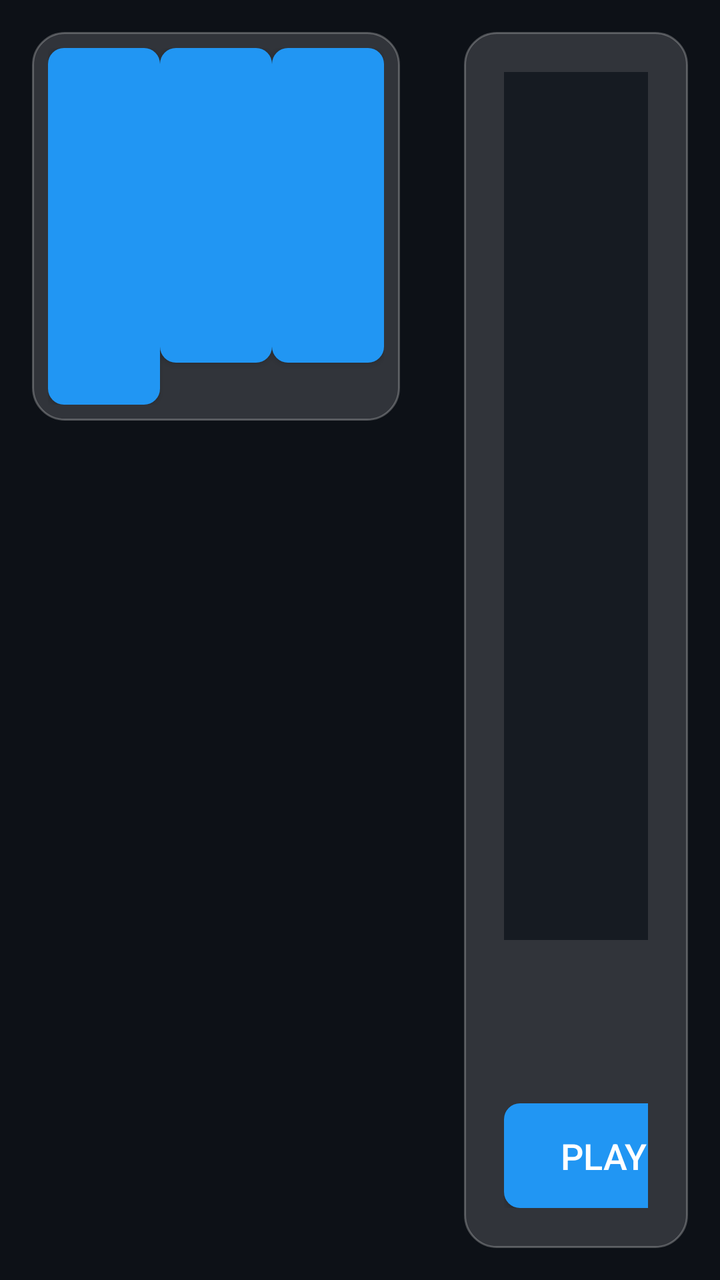
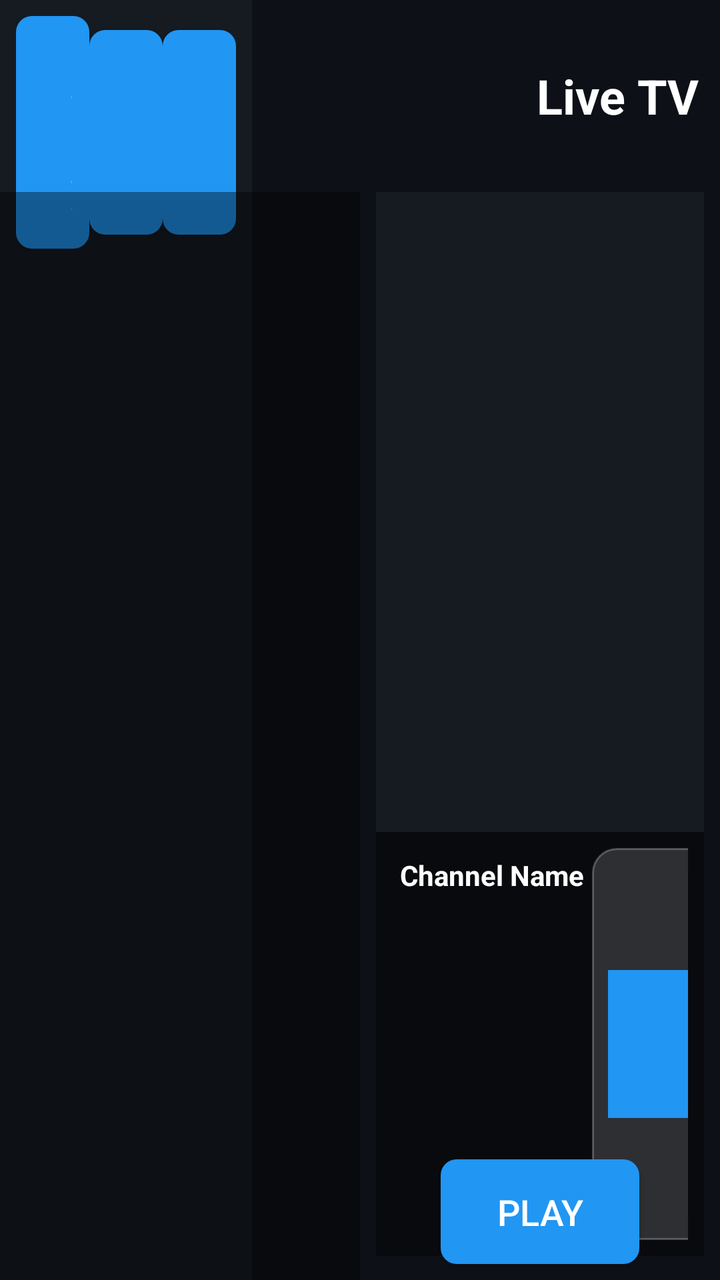

An Android layout rendered at two revisions. The XML below is the earlier revision; the diff shows what the commit changed to produce the second picture.
<!-- AndroidManifest.xml: application theme AppTheme -->
<!-- res/layout/activity_main.xml -->
<?xml version="1.0" encoding="utf-8"?>
<LinearLayout xmlns:android="http://schemas.android.com/apk/res/android"
    android:layout_width="match_parent"
    android:layout_height="match_parent"
    android:orientation="horizontal"
    android:background="@color/dark_background"
    android:focusable="true"
    android:focusableInTouchMode="true">

    
    <LinearLayout
        android:layout_width="0dp"
        android:layout_height="match_parent"
        android:layout_weight="1.2"
        android:orientation="vertical"
        android:padding="16dp">

        
        <LinearLayout
            android:layout_width="match_parent"
            android:layout_height="wrap_content"
            android:orientation="horizontal"
            android:background="@drawable/glassmorphism_background"
            android:padding="8dp"
            android:layout_marginBottom="16dp">

            <Button
                android:id="@+id/liveTvTab"
                style="@style/PrimaryButton"
                android:layout_width="0dp"
                android:layout_height="wrap_content"
                android:layout_weight="1"
                android:text="@string/live_tv"
                android:nextFocusRight="@id/moviesTab"
                android:nextFocusDown="@id/categoriesRecyclerView" />

            <Button
                android:id="@+id/moviesTab"
                style="@style/PrimaryButton"
                android:layout_width="0dp"
                android:layout_height="wrap_content"
                android:layout_weight="1"
                android:text="@string/movies"
                android:nextFocusLeft="@id/liveTvTab"
                android:nextFocusRight="@id/seriesTab"
                android:nextFocusDown="@id/categoriesRecyclerView" />

            <Button
                android:id="@+id/seriesTab"
                style="@style/PrimaryButton"
                android:layout_width="0dp"
                android:layout_height="wrap_content"
                android:layout_weight="1"
                android:text="@string/series"
                android:nextFocusLeft="@id/moviesTab"
                android:nextFocusDown="@id/categoriesRecyclerView" />
        </LinearLayout>

        
        <androidx.recyclerview.widget.RecyclerView
            android:id="@+id/categoriesRecyclerView"
            android:layout_width="match_parent"
            android:layout_height="72dp"
            android:layout_marginBottom="12dp"
            android:clipToPadding="false"
            android:paddingStart="8dp"
            android:paddingEnd="8dp"
            android:nextFocusUp="@id/liveTvTab"
            android:nextFocusDown="@id/channelsRecyclerView" />

        
        <androidx.recyclerview.widget.RecyclerView
            android:id="@+id/channelsRecyclerView"
            android:layout_width="match_parent"
            android:layout_height="0dp"
            android:layout_weight="1"
            android:clipToPadding="false"
            android:paddingTop="8dp"
            android:paddingBottom="8dp"
            android:nextFocusUp="@id/categoriesRecyclerView" />

    </LinearLayout>

    
    <FrameLayout
        android:layout_width="0dp"
        android:layout_height="match_parent"
        android:layout_weight="0.8"
        android:padding="16dp">

        <LinearLayout
            android:layout_width="match_parent"
            android:layout_height="match_parent"
            android:orientation="vertical"
            android:background="@drawable/glassmorphism_background"
            android:padding="20dp">

            
            <ImageView
                android:id="@+id/previewImage"
                android:layout_width="match_parent"
                android:layout_height="0dp"
                android:layout_weight="1"
                android:scaleType="centerCrop"
                android:background="@color/card_background"
                android:contentDescription="@string/app_name" />

            
            <TextView
                android:id="@+id/previewTitle"
                android:layout_width="match_parent"
                android:layout_height="wrap_content"
                android:layout_marginTop="12dp"
                android:textColor="@color/text_primary"
                android:textSize="22sp"
                android:textStyle="bold"
                android:maxLines="2"
                android:ellipsize="end" />

            
            <TextView
                android:id="@+id/previewInfo"
                android:layout_width="match_parent"
                android:layout_height="wrap_content"
                android:layout_marginTop="6dp"
                android:textColor="@color/text_secondary"
                android:textSize="15sp"
                android:maxLines="3"
                android:ellipsize="end" />

            
            <LinearLayout
                android:layout_width="match_parent"
                android:layout_height="wrap_content"
                android:orientation="horizontal"
                android:layout_marginTop="14dp">

                <Button
                    android:id="@+id/playButton"
                    style="@style/PrimaryButton"
                    android:layout_width="0dp"
                    android:layout_height="wrap_content"
                    android:layout_weight="1"
                    android:text="@string/play"
                    android:nextFocusRight="@id/favoriteButton" />

                <Button
                    android:id="@+id/favoriteButton"
                    style="@style/PrimaryButton"
                    android:layout_width="wrap_content"
                    android:layout_height="wrap_content"
                    android:text="❤"
                    android:nextFocusLeft="@id/playButton" />
            </LinearLayout>

        </LinearLayout>

        
        <ProgressBar
            android:id="@+id/loadingProgress"
            android:layout_width="48dp"
            android:layout_height="48dp"
            android:layout_gravity="center"
            android:indeterminateTint="@color/accent_blue"
            android:visibility="gone" />

    </FrameLayout>

</LinearLayout>
<!-- resources referenced by this layout -->
<resources>
  <color name="accent_blue">#64B5F6</color>
  <color name="card_background">#161B22</color>
  <color name="dark_background">#0D1117</color>
  <color name="text_primary">#FFFFFF</color>
  <color name="text_secondary">#B0B0B0</color>
  <!-- drawable glassmorphism_background (drawable) -->
  <?xml version="1.0" encoding="utf-8"?>
  <shape xmlns:android="http://schemas.android.com/apk/res/android"
      android:shape="rectangle">
      <solid android:color="@color/glassmorphism_background" />
      <stroke
          android:width="1dp"
          android:color="@color/glassmorphism_stroke" />
      <corners android:radius="16dp" />
  </shape>
  <string name="app_name">Alaa IPTV</string>
  <string name="live_tv">Live TV</string>
  <string name="movies">Movies</string>
  <string name="play">Play</string>
  <string name="series">Series</string>
  <style name="PrimaryButton" parent="Widget.AppCompat.Button">
          <item name="android:background">@drawable/button_background</item>
          <item name="android:textColor">@color/text_primary</item>
          <item name="android:textSize">18sp</item>
          <item name="android:paddingStart">28dp</item>
          <item name="android:paddingEnd">28dp</item>
          <item name="android:paddingTop">14dp</item>
          <item name="android:paddingBottom">14dp</item>
  
          
          <item name="android:focusable">true</item>
          <item name="android:focusableInTouchMode">true</item>
          <item name="android:foreground">?attr/selectableItemBackground</item>
      </style>
  <style name="AppTheme" parent="Theme.AppCompat.NoActionBar">
          
          <item name="colorPrimary">@color/primary_blue</item>
          <item name="colorPrimaryDark">@color/dark_background</item>
          <item name="colorAccent">@color/accent_blue</item>
  
          
          <item name="android:windowBackground">@color/dark_background</item>
          <item name="android:colorBackground">@color/dark_background</item>
  
          
          <item name="android:textColorPrimary">@color/text_primary</item>
          <item name="android:textColorSecondary">@color/text_secondary</item>
  
          
          <item name="android:windowDrawsSystemBarBackgrounds">true</item>
      </style>
  <color name="glassmorphism_background">#26FFFFFF</color>
  <color name="glassmorphism_stroke">#40FFFFFF</color>
  <color name="primary_blue">#2196F3</color>
  <color name="dark_blue">#1976D2</color>
  <!-- unchanged entries left out for length: 1 -->
</resources>

<!-- the commit's change to res/layout/activity_main.xml (unified diff, before → after) -->
@@ -1,169 +1,303 @@
 <?xml version="1.0" encoding="utf-8"?>
-<LinearLayout xmlns:android="http://schemas.android.com/apk/res/android"
+<androidx.constraintlayout.widget.ConstraintLayout 
+    xmlns:android="http://schemas.android.com/apk/res/android"
+    xmlns:app="http://schemas.android.com/apk/res-auto"
+    android:id="@+id/main_layout"
+    android:background="@color/dark_background"
     android:layout_width="match_parent"
     android:layout_height="match_parent"
-    android:orientation="horizontal"
-    android:background="@color/dark_background"
-    android:focusable="true"
-    android:focusableInTouchMode="true">
+    android:animateLayoutChanges="false">
+
+    
+    <ImageView
+        android:id="@+id/backButton"
+        android:layout_width="40dp"
+        android:layout_height="0dp"
+        android:layout_margin="8dp"
+        android:padding="8dp"
+        android:background="@drawable/channel_item_background"
+        android:focusable="true"
+        android:clickable="true"
+        android:src="@drawable/app_banner"
+        android:scaleType="fitCenter"
+        android:contentDescription="@string/app_name"
+        app:layout_constraintBottom_toTopOf="@+id/h_guideline1"
+        app:layout_constraintDimensionRatio="1:1"
+        app:layout_constraintStart_toStartOf="parent"
+        app:layout_constraintTop_toTopOf="parent"/>
+
+    
+    <TextView
+        android:id="@+id/categoryTitle"
+        android:layout_width="0dp"
+        android:layout_height="0dp"
+        android:layout_marginStart="12dp"
+        android:layout_marginEnd="12dp"
+        android:gravity="center"
+        android:textColor="@color/text_primary"
+        android:textSize="18sp"
+        android:textStyle="bold"
+        app:layout_constraintBottom_toBottomOf="@+id/backButton"
+        app:layout_constraintEnd_toStartOf="@+id/moduleTitle"
+        app:layout_constraintStart_toEndOf="@+id/backButton"
+        app:layout_constraintTop_toTopOf="@+id/backButton"/>
+
+    
+    <TextView
+        android:id="@+id/moduleTitle"
+        android:layout_width="wrap_content"
+        android:layout_height="0dp"
+        android:gravity="center"
+        android:text="@string/live_tv"
+        android:textColor="@color/text_primary"
+        android:textSize="24sp"
+        android:textStyle="bold"
+        app:layout_constraintBottom_toBottomOf="@+id/h_guideline1"
+        app:layout_constraintEnd_toEndOf="@+id/v_guideline3"
+        app:layout_constraintTop_toTopOf="parent"/>
+
+    
+    <View
+        android:id="@+id/categoriesSectionBackground"
+        android:layout_width="0dp"
+        android:layout_height="0dp"
+        android:background="@color/card_background"
+        app:layout_constraintBottom_toBottomOf="parent"
+        app:layout_constraintEnd_toEndOf="@+id/v_guideline1"
+        app:layout_constraintStart_toStartOf="parent"
+        app:layout_constraintTop_toTopOf="parent"/>
 
     
     <LinearLayout
-        android:layout_width="0dp"
-        android:layout_height="match_parent"
-        android:layout_weight="1.2"
+        android:id="@+id/tabsLayout"
+        android:layout_width="0dp"
+        android:layout_height="wrap_content"
+        android:orientation="horizontal"
+        android:padding="8dp"
+        android:gravity="center"
+        app:layout_constraintEnd_toEndOf="@+id/v_guideline1"
+        app:layout_constraintStart_toStartOf="parent"
+        app:layout_constraintTop_toTopOf="parent">
+
+        <Button
+            android:id="@+id/liveTvTab"
+            style="@style/PrimaryButton"
+            android:layout_width="0dp"
+            android:layout_height="wrap_content"
+            android:layout_weight="1"
+            android:text="@string/live_tv"
+            android:textSize="12sp"
+            android:padding="8dp"
+            android:nextFocusRight="@id/moviesTab"
+            android:nextFocusDown="@id/categoriesRecyclerView"/>
+
+        <Button
+            android:id="@+id/moviesTab"
+            style="@style/PrimaryButton"
+            android:layout_width="0dp"
+            android:layout_height="wrap_content"
+            android:layout_weight="1"
+            android:text="@string/movies"
+            android:textSize="12sp"
+            android:padding="8dp"
+            android:nextFocusLeft="@id/liveTvTab"
+            android:nextFocusRight="@id/seriesTab"
+            android:nextFocusDown="@id/categoriesRecyclerView"/>
+
+        <Button
+            android:id="@+id/seriesTab"
+            style="@style/PrimaryButton"
+            android:layout_width="0dp"
+            android:layout_height="wrap_content"
+            android:layout_weight="1"
+            android:text="@string/series"
+            android:textSize="12sp"
+            android:padding="8dp"
+            android:nextFocusLeft="@id/moviesTab"
+            android:nextFocusDown="@id/categoriesRecyclerView"/>
+    </LinearLayout>
+
+    
+    <androidx.recyclerview.widget.RecyclerView
+        android:id="@+id/categoriesRecyclerView"
+        android:layout_width="0dp"
+        android:layout_height="0dp"
+        android:focusable="true"
+        android:nextFocusLeft="@id/categoriesRecyclerView"
+        android:nextFocusRight="@id/channelsRecyclerView"
+        android:nextFocusUp="@id/liveTvTab"
+        android:nextFocusDown="@id/categoriesRecyclerView"
+        app:layout_constraintBottom_toBottomOf="parent"
+        app:layout_constraintEnd_toStartOf="@+id/v_guideline1"
+        app:layout_constraintStart_toStartOf="parent"
+        app:layout_constraintTop_toBottomOf="@+id/h_guideline1"/>
+
+    
+    <androidx.recyclerview.widget.RecyclerView
+        android:id="@+id/channelsRecyclerView"
+        android:layout_width="0dp"
+        android:layout_height="0dp"
+        android:background="#66000000"
+        android:paddingStart="4dp"
+        android:paddingEnd="4dp"
+        android:nextFocusLeft="@id/categoriesRecyclerView"
+        android:nextFocusRight="@id/playButton"
+        android:nextFocusUp="@id/backButton"
+        android:nextFocusDown="@id/channelsRecyclerView"
+        app:layout_constraintBottom_toBottomOf="parent"
+        app:layout_constraintEnd_toStartOf="@+id/v_guideline2"
+        app:layout_constraintStart_toStartOf="parent"
+        app:layout_constraintTop_toBottomOf="@+id/h_guideline1"/>
+
+    
+    <ImageView
+        android:id="@+id/previewImage"
+        android:layout_width="0dp"
+        android:layout_height="0dp"
+        android:layout_marginStart="8dp"
+        android:layout_marginEnd="8dp"
+        android:scaleType="centerCrop"
+        android:background="@color/card_background"
+        android:contentDescription="@string/app_name"
+        app:layout_constraintBottom_toTopOf="@+id/channelNameLayout"
+        app:layout_constraintEnd_toEndOf="parent"
+        app:layout_constraintStart_toEndOf="@+id/channelsRecyclerView"
+        app:layout_constraintTop_toBottomOf="@+id/moduleTitle"/>
+
+    
+    <LinearLayout
+        android:id="@+id/channelNameLayout"
+        android:layout_width="0dp"
+        android:layout_height="wrap_content"
+        android:orientation="horizontal"
+        android:background="#66000000"
+        android:padding="8dp"
+        android:layout_marginStart="8dp"
+        android:layout_marginEnd="8dp"
+        app:layout_constraintEnd_toEndOf="parent"
+        app:layout_constraintStart_toEndOf="@+id/channelsRecyclerView"
+        app:layout_constraintTop_toBottomOf="@+id/h_guideline2">
+
+        <TextView
+            android:id="@+id/previewTitle"
+            android:layout_width="0dp"
+            android:layout_height="wrap_content"
+            android:layout_weight="1"
+            android:padding="4dp"
+            android:text="Channel Name"
+            android:textColor="@color/text_primary"
+            android:textSize="14sp"
+            android:textStyle="bold"/>
+
+        <ImageView
+            android:id="@+id/favoriteButton"
+            android:layout_width="wrap_content"
+            android:layout_height="wrap_content"
+            android:layout_gravity="center_vertical"
+            android:background="@drawable/channel_item_background"
+            android:padding="8dp"
+            android:focusable="true"
+            android:clickable="true"
+            android:src="@drawable/app_banner"
+            android:contentDescription="@string/app_name"
+            android:nextFocusLeft="@id/channelsRecyclerView"
+            android:nextFocusRight="@id/favoriteButton"
+            android:nextFocusUp="@id/backButton"
+            android:nextFocusDown="@id/favoriteButton"/>
+    </LinearLayout>
+
+    
+    <TextView
+        android:id="@+id/epgInfoTitle"
+        android:layout_width="0dp"
+        android:layout_height="wrap_content"
+        android:paddingTop="8dp"
+        android:paddingBottom="4dp"
+        android:paddingStart="8dp"
+        android:paddingEnd="8dp"
+        android:lines="1"
+        android:textColor="@color/text_primary"
+        android:textSize="12sp"
+        android:textStyle="bold"
+        app:layout_constraintEnd_toEndOf="@+id/v_guideline3"
+        app:layout_constraintStart_toEndOf="@+id/channelsRecyclerView"
+        app:layout_constraintTop_toBottomOf="@+id/channelNameLayout"/>
+
+    
+    <TextView
+        android:id="@+id/previewInfo"
+        android:layout_width="0dp"
+        android:layout_height="0dp"
+        android:paddingStart="8dp"
+        android:paddingEnd="8dp"
+        android:paddingBottom="4dp"
+        android:textColor="@color/text_secondary"
+        android:textSize="11sp"
+        app:layout_constraintBottom_toTopOf="@+id/playButton"
+        app:layout_constraintEnd_toEndOf="@+id/v_guideline3"
+        app:layout_constraintStart_toEndOf="@+id/channelsRecyclerView"
+        app:layout_constraintTop_toBottomOf="@+id/epgInfoTitle"/>
+
+    
+    <Button
+        android:id="@+id/playButton"
+        style="@style/PrimaryButton"
+        android:layout_width="wrap_content"
+        android:layout_height="wrap_content"
+        android:layout_margin="8dp"
+        android:text="@string/play"
+        android:nextFocusLeft="@id/channelsRecyclerView"
+        app:layout_constraintBottom_toBottomOf="parent"
+        app:layout_constraintEnd_toEndOf="parent"
+        app:layout_constraintStart_toEndOf="@+id/channelsRecyclerView"/>
+
+    
+    <ProgressBar
+        android:id="@+id/loadingProgress"
+        android:layout_width="48dp"
+        android:layout_height="48dp"
+        android:layout_gravity="center"
+        android:indeterminateTint="@color/accent_blue"
+        android:visibility="gone"
+        app:layout_constraintBottom_toBottomOf="parent"
+        app:layout_constraintEnd_toEndOf="parent"
+        app:layout_constraintStart_toStartOf="parent"
+        app:layout_constraintTop_toTopOf="parent"/>
+
+    
+    <androidx.constraintlayout.widget.Guideline
+        android:id="@+id/h_guideline1"
+        android:layout_width="wrap_content"
+        android:layout_height="wrap_content"
+        android:orientation="horizontal"
+        app:layout_constraintGuide_percent="0.15"/>
+
+    <androidx.constraintlayout.widget.Guideline
+        android:id="@+id/h_guideline2"
+        android:layout_width="wrap_content"
+        android:layout_height="wrap_content"
+        android:orientation="horizontal"
+        app:layout_constraintGuide_percent="0.65"/>
+
+    <androidx.constraintlayout.widget.Guideline
+        android:id="@+id/v_guideline1"
+        android:layout_width="wrap_content"
+        android:layout_height="wrap_content"
         android:orientation="vertical"
-        android:padding="16dp">
-
-        
-        <LinearLayout
-            android:layout_width="match_parent"
-            android:layout_height="wrap_content"
-            android:orientation="horizontal"
-            android:background="@drawable/glassmorphism_background"
-            android:padding="8dp"
-            android:layout_marginBottom="16dp">
-
-            <Button
-                android:id="@+id/liveTvTab"
-                style="@style/PrimaryButton"
-                android:layout_width="0dp"
-                android:layout_height="wrap_content"
-                android:layout_weight="1"
-                android:text="@string/live_tv"
-                android:nextFocusRight="@id/moviesTab"
-                android:nextFocusDown="@id/categoriesRecyclerView" />
-
-            <Button
-                android:id="@+id/moviesTab"
-                style="@style/PrimaryButton"
-                android:layout_width="0dp"
-                android:layout_height="wrap_content"
-                android:layout_weight="1"
-                android:text="@string/movies"
-                android:nextFocusLeft="@id/liveTvTab"
-                android:nextFocusRight="@id/seriesTab"
-                android:nextFocusDown="@id/categoriesRecyclerView" />
-
-            <Button
-                android:id="@+id/seriesTab"
-                style="@style/PrimaryButton"
-                android:layout_width="0dp"
-                android:layout_height="wrap_content"
-                android:layout_weight="1"
-                android:text="@string/series"
-                android:nextFocusLeft="@id/moviesTab"
-                android:nextFocusDown="@id/categoriesRecyclerView" />
-        </LinearLayout>
-
-        
-        <androidx.recyclerview.widget.RecyclerView
-            android:id="@+id/categoriesRecyclerView"
-            android:layout_width="match_parent"
-            android:layout_height="72dp"
-            android:layout_marginBottom="12dp"
-            android:clipToPadding="false"
-            android:paddingStart="8dp"
-            android:paddingEnd="8dp"
-            android:nextFocusUp="@id/liveTvTab"
-            android:nextFocusDown="@id/channelsRecyclerView" />
-
-        
-        <androidx.recyclerview.widget.RecyclerView
-            android:id="@+id/channelsRecyclerView"
-            android:layout_width="match_parent"
-            android:layout_height="0dp"
-            android:layout_weight="1"
-            android:clipToPadding="false"
-            android:paddingTop="8dp"
-            android:paddingBottom="8dp"
-            android:nextFocusUp="@id/categoriesRecyclerView" />
-
-    </LinearLayout>
-
-    
-    <FrameLayout
-        android:layout_width="0dp"
-        android:layout_height="match_parent"
-        android:layout_weight="0.8"
-        android:padding="16dp">
-
-        <LinearLayout
-            android:layout_width="match_parent"
-            android:layout_height="match_parent"
-            android:orientation="vertical"
-            android:background="@drawable/glassmorphism_background"
-            android:padding="20dp">
-
-            
-            <ImageView
-                android:id="@+id/previewImage"
-                android:layout_width="match_parent"
-                android:layout_height="0dp"
-                android:layout_weight="1"
-                android:scaleType="centerCrop"
-                android:background="@color/card_background"
-                android:contentDescription="@string/app_name" />
-
-            
-            <TextView
-                android:id="@+id/previewTitle"
-                android:layout_width="match_parent"
-                android:layout_height="wrap_content"
-                android:layout_marginTop="12dp"
-                android:textColor="@color/text_primary"
-                android:textSize="22sp"
-                android:textStyle="bold"
-                android:maxLines="2"
-                android:ellipsize="end" />
-
-            
-            <TextView
-                android:id="@+id/previewInfo"
-                android:layout_width="match_parent"
-                android:layout_height="wrap_content"
-                android:layout_marginTop="6dp"
-                android:textColor="@color/text_secondary"
-                android:textSize="15sp"
-                android:maxLines="3"
-                android:ellipsize="end" />
-
-            
-            <LinearLayout
-                android:layout_width="match_parent"
-                android:layout_height="wrap_content"
-                android:orientation="horizontal"
-                android:layout_marginTop="14dp">
-
-                <Button
-                    android:id="@+id/playButton"
-                    style="@style/PrimaryButton"
-                    android:layout_width="0dp"
-                    android:layout_height="wrap_content"
-                    android:layout_weight="1"
-                    android:text="@string/play"
-                    android:nextFocusRight="@id/favoriteButton" />
-
-                <Button
-                    android:id="@+id/favoriteButton"
-                    style="@style/PrimaryButton"
-                    android:layout_width="wrap_content"
-                    android:layout_height="wrap_content"
-                    android:text="❤"
-                    android:nextFocusLeft="@id/playButton" />
-            </LinearLayout>
-
-        </LinearLayout>
-
-        
-        <ProgressBar
-            android:id="@+id/loadingProgress"
-            android:layout_width="48dp"
-            android:layout_height="48dp"
-            android:layout_gravity="center"
-            android:indeterminateTint="@color/accent_blue"
-            android:visibility="gone" />
-
-    </FrameLayout>
-
-</LinearLayout>
+        app:layout_constraintGuide_percent="0.35"/>
+
+    <androidx.constraintlayout.widget.Guideline
+        android:id="@+id/v_guideline2"
+        android:layout_width="wrap_content"
+        android:layout_height="wrap_content"
+        android:orientation="vertical"
+        app:layout_constraintGuide_percent="0.50"/>
+
+    <androidx.constraintlayout.widget.Guideline
+        android:id="@+id/v_guideline3"
+        android:layout_width="wrap_content"
+        android:layout_height="wrap_content"
+        android:orientation="vertical"
+        app:layout_constraintGuide_percent="0.97"/>
+
+</androidx.constraintlayout.widget.ConstraintLayout>
<!-- resource entries referenced after the edit -->
@@ -5,16 +5,43 @@
   <color name="dark_background">#0D1117</color>
   <color name="text_primary">#FFFFFF</color>
   <color name="text_secondary">#B0B0B0</color>
-  <!-- drawable glassmorphism_background (drawable) -->
+  <!-- drawable app_banner (drawable) -->
+  <vector xmlns:android="http://schemas.android.com/apk/res/android"
+      android:width="320dp"
+      android:height="180dp"
+      android:viewportWidth="320"
+      android:viewportHeight="180">
+      <path
+          android:fillColor="@color/primary_blue"
+          android:pathData="M0,0h320v180h-320z"/>
+      <path
+          android:fillColor="#FFFFFF"
+          android:pathData="M160,70 L160,110 M140,90 L180,90"
+          android:strokeWidth="4"
+          android:strokeColor="#FFFFFF"/>
+  </vector>
+  <!-- drawable channel_item_background (drawable) -->
   <?xml version="1.0" encoding="utf-8"?>
-  <shape xmlns:android="http://schemas.android.com/apk/res/android"
-      android:shape="rectangle">
-      <solid android:color="@color/glassmorphism_background" />
-      <stroke
-          android:width="1dp"
-          android:color="@color/glassmorphism_stroke" />
-      <corners android:radius="16dp" />
-  </shape>
+  <selector xmlns:android="http://schemas.android.com/apk/res/android">
+      <item android:state_focused="true">
+          <shape android:shape="rectangle">
+              <solid android:color="@color/focus_background" />
+              <stroke
+                  android:width="2dp"
+                  android:color="@color/focus_color" />
+              <corners android:radius="12dp" />
+          </shape>
+      </item>
+      <item>
+          <shape android:shape="rectangle">
+              <solid android:color="@color/glassmorphism_background" />
+              <stroke
+                  android:width="1dp"
+                  android:color="@color/glassmorphism_stroke" />
+              <corners android:radius="12dp" />
+          </shape>
+      </item>
+  </selector>
   <string name="app_name">Alaa IPTV</string>
   <string name="live_tv">Live TV</string>
   <string name="movies">Movies</string>
@@ -54,6 +81,8 @@
   <color name="glassmorphism_background">#26FFFFFF</color>
   <color name="glassmorphism_stroke">#40FFFFFF</color>
   <color name="primary_blue">#2196F3</color>
+  <color name="focus_background">#332196F3</color>
+  <color name="focus_color">#2196F3</color>
   <color name="dark_blue">#1976D2</color>
   <!-- unchanged entries left out for length: 1 -->
 </resources>
